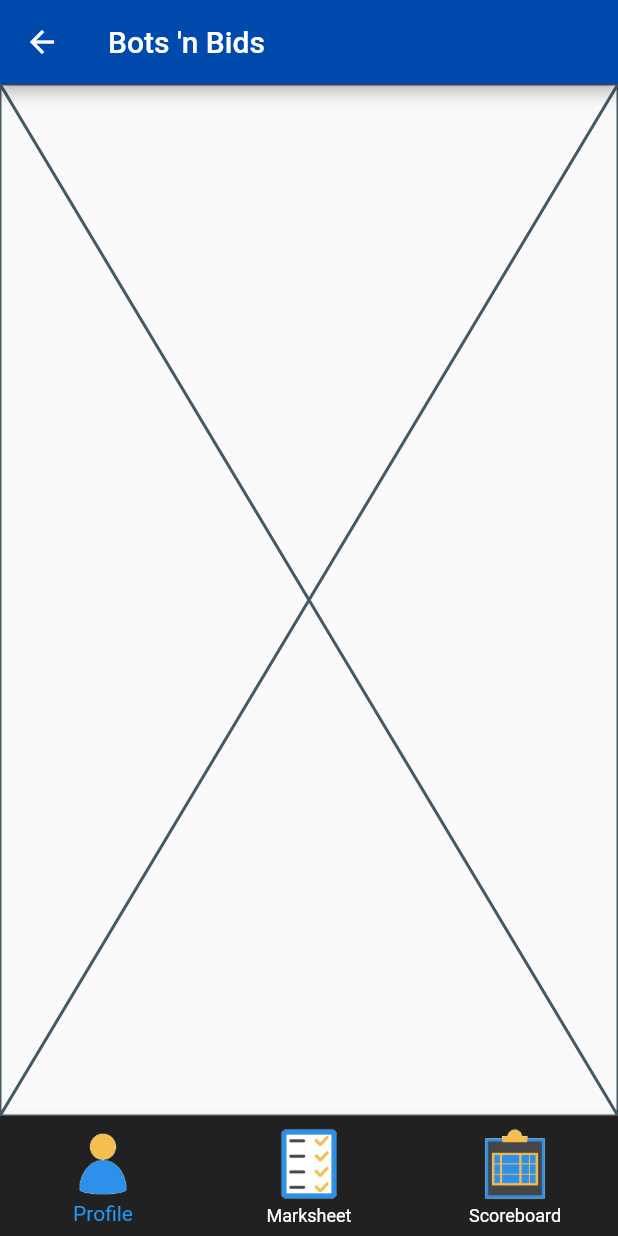
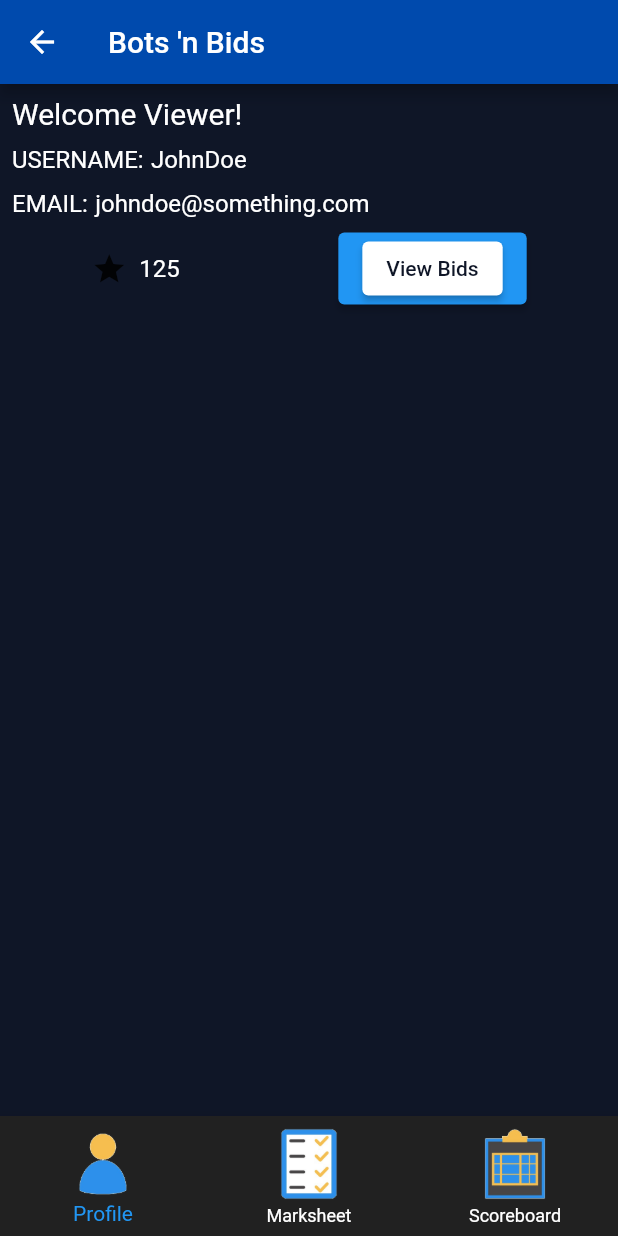
Before and after one commit to FarzadHayat/bots-n-bids, a Flutter app: the HomePage screen opened by its route, on a phone screen of 412 x 824 dp. Run offline on Flutter 3.47's test engine with Material 2 defaults, Android fonts, the phone set to English and light mode, and no system bars; missing offline and left inert: dart:html.

Commit message:
scoreboard and profile implemented

```diff
--- a/lib/constants.dart
+++ b/lib/constants.dart
@@ -7,5 +7,10 @@ const kTextBodyHeader = TextStyle(
   fontWeight: FontWeight.bold,
 );
 
+const kText = TextStyle(
+  fontSize: 16.0,
+  color: Colors.white,
+);
+
 const kPrimaryColor = Color(0xFF0f1627);
 const kSecondaryColor = Color(0xFF004AAD);
--- a/lib/login_page.dart
+++ b/lib/login_page.dart
@@ -96,7 +96,7 @@ class _LoginPageState extends State<LoginPage> {
                         (states) => Colors.white),
                   ),
                   onPressed: () {
-                    Navigator.pushNamed(context, '/profile');
+                    Navigator.pushNamed(context, '/home');
                   },
                   child: const Text(
                     'LOG IN',
--- a/lib/profile_page.dart
+++ b/lib/profile_page.dart
@@ -1,4 +1,9 @@
+import 'dart:html';
+
+import 'package:bots_n_bids/signup_page.dart';
 import 'package:flutter/material.dart';
+
+import 'constants.dart';
 
 class ProfilePage extends StatefulWidget {
   const ProfilePage({super.key});
@@ -8,8 +13,88 @@ class ProfilePage extends StatefulWidget {
 }
 
 class _ProfilePageState extends State<ProfilePage> {
+  int coins = 125;
+  String username = 'JohnDoe';
+  String email = 'johndoe@something.com';
+  Member memberType = Member.Spectator;
+
   @override
   Widget build(BuildContext context) {
-    return const Placeholder();
+    return Container(
+      constraints: const BoxConstraints.expand(),
+      decoration: const BoxDecoration(
+      color: kPrimaryColor,
+      ),
+        child: Padding(
+          padding: const EdgeInsets.all(8.0),
+          child: Column(
+            crossAxisAlignment: CrossAxisAlignment.start,
+            children: [
+              Text(
+                  (memberType == Member.Spectator)  ? 'Welcome Viewer!' : 'Welcome Judge!',
+                  style: TextStyle(
+                color: Colors.white,
+                    fontSize: 20.0,
+              )),
+              SizedBox(
+                height: 10.0,
+              ),
+              Row(
+
+                children: [
+                  const Text('USERNAME:', style: kText),
+                  SizedBox(width: 5.0),
+                  Text('$username', style: kText),
+                ],
+              ),
+              SizedBox(
+                height: 10.0,
+              ),
+              Row(
+                children: [
+                  const Text('EMAIL:', style: kText),
+                  SizedBox(width: 5.0),
+                  Text('$email', style: kText),
+                ],
+              ),
+              SizedBox(
+                height: 10.0,
+              ),
+              Row(
+                mainAxisAlignment: MainAxisAlignment.spaceAround,
+                children: [
+                  Row(
+                    children: [
+                      Icon(Icons.star), // Replace with your desired icon
+                      SizedBox(width: 8.0), // Adjust the spacing between the icon and the text
+                      Text(
+                        '$coins', // Convert the int variable to a String using string interpolation
+                        style: TextStyle(fontSize: 16.0, color: Colors.white),
+                      ),
+                    ],
+                  ),
+                  ElevatedButton(
+                      onPressed: (() => {}),
+                      child: ElevatedButton(
+                        style: ButtonStyle(
+                          backgroundColor: MaterialStateProperty.resolveWith(
+                                  (states) => Colors.white),
+                        ),
+                        onPressed: () {
+                        },
+                        child: const Text(
+                          'View Bids',
+                          style: TextStyle(
+                            color: kPrimaryColor,
+                          ),
+                        ),
+                      ),
+                  ),
+                ],
+              )
+            ],
+          ),
+        ),
+      );
   }
 }
--- a/lib/welcome_page.dart
+++ b/lib/welcome_page.dart
@@ -42,9 +42,11 @@ class _WelcomePageState extends State<WelcomePage> {
               children: <Widget>[
                 const Text('Hi!', style: kTextBodyHeader),
                 const SizedBox(
-                  height: 10.0
+                  height: 20.0
                 ),
                 Row(
+                  mainAxisAlignment: MainAxisAlignment.center,
+                  crossAxisAlignment: CrossAxisAlignment.center,
                   children: [
                     ElevatedButton(
                       style: ButtonStyle(
```
Also changed, not shown: lib/scoreboard_page.dart (+47 -0 lines), lib/signup_page.dart (+5 -5 lines).
